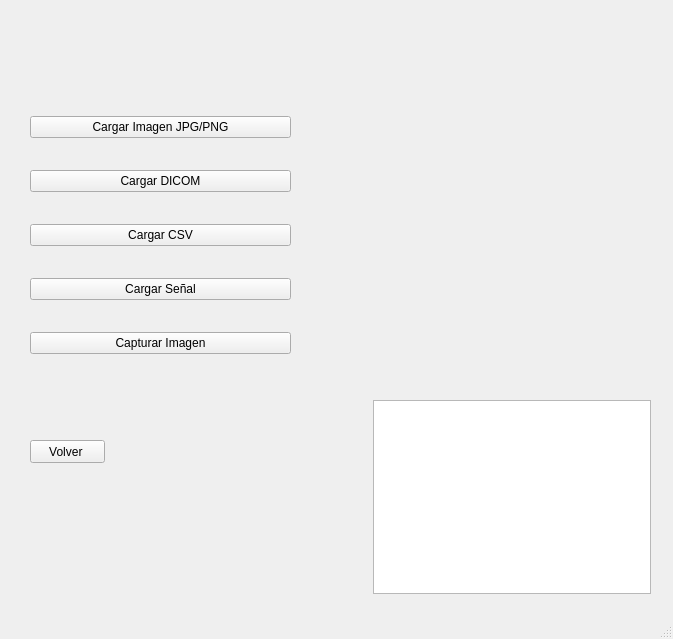
The window that ui/main_window.ui (XL-04/Plataforma-MDA) describes before a commit, drawn with Qt 5.
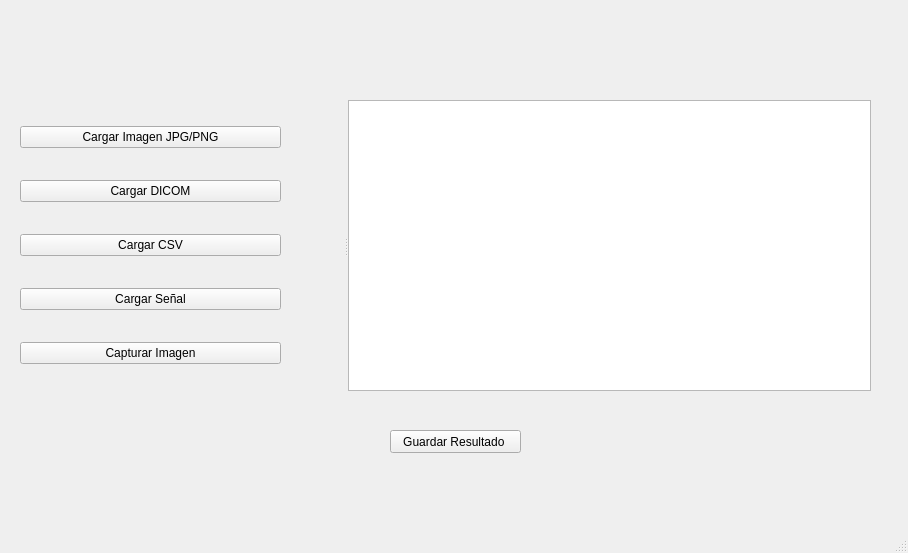
The same window after the commit.

What changed in the file:
```diff
--- a/ui/main_window.ui
+++ b/ui/main_window.ui
@@ -6,8 +6,8 @@
    <rect>
     <x>0</x>
     <y>0</y>
-    <width>673</width>
-    <height>639</height>
+    <width>908</width>
+    <height>553</height>
    </rect>
   </property>
   <property name="windowTitle">
@@ -17,8 +17,8 @@
    <widget class="QWidget" name="gridLayoutWidget">
     <property name="geometry">
      <rect>
-      <x>30</x>
-      <y>90</y>
+      <x>20</x>
+      <y>100</y>
       <width>261</width>
       <height>291</height>
      </rect>
@@ -74,41 +74,45 @@
      <string/>
     </property>
    </widget>
-   <widget class="QWidget" name="layoutWidget">
+   <widget class="QPushButton" name="btn_save_result">
     <property name="geometry">
      <rect>
-      <x>360</x>
-      <y>400</y>
-      <width>291</width>
-      <height>194</height>
-     </rect>
-    </property>
-    <layout class="QHBoxLayout" name="horizontalLayout">
-     <item>
-      <widget class="QLabel" name="label_image">
-       <property name="text">
-        <string/>
-       </property>
-      </widget>
-     </item>
-     <item>
-      <widget class="QTableWidget" name="tableWidget"/>
-     </item>
-    </layout>
-   </widget>
-   <widget class="QPushButton" name="pushButton">
-    <property name="geometry">
-     <rect>
-      <x>30</x>
-      <y>440</y>
-      <width>75</width>
+      <x>390</x>
+      <y>430</y>
+      <width>131</width>
       <height>23</height>
      </rect>
     </property>
     <property name="text">
-     <string>Volver </string>
+     <string>Guardar Resultado </string>
     </property>
    </widget>
+   <widget class="QSplitter" name="splitter">
+    <property name="geometry">
+     <rect>
+      <x>330</x>
+      <y>100</y>
+      <width>541</width>
+      <height>291</height>
+     </rect>
+    </property>
+    <property name="orientation">
+     <enum>Qt::Horizontal</enum>
+    </property>
+    <widget class="QLabel" name="label_image">
+     <property name="text">
+      <string/>
+     </property>
+     <property name="scaledContents">
+      <bool>true</bool>
+     </property>
+    </widget>
+    <widget class="QTableWidget" name="tableWidget">
+     <property name="alternatingRowColors">
+      <bool>true</bool>
+     </property>
+    </widget>
+   </widget>
   </widget>
   <widget class="QMenuBar" name="menubar">
    <property name="geometry">
```
Left out of the diff: 4 changed lines with no effect on the pictures.
